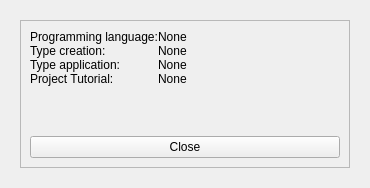
Before: the Qt Designer form src/view/ui/main/info.ui in fersilentt/ProgrammingDirectories, drawn with Qt 5.
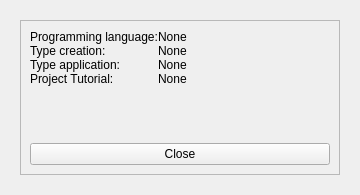
After: the same form once the commit is applied.

```diff
--- a/src/view/ui/main/info.ui
+++ b/src/view/ui/main/info.ui
@@ -6,8 +6,8 @@
    <rect>
     <x>0</x>
     <y>0</y>
-    <width>370</width>
-    <height>188</height>
+    <width>360</width>
+    <height>195</height>
    </rect>
   </property>
   <property name="windowTitle">
```
